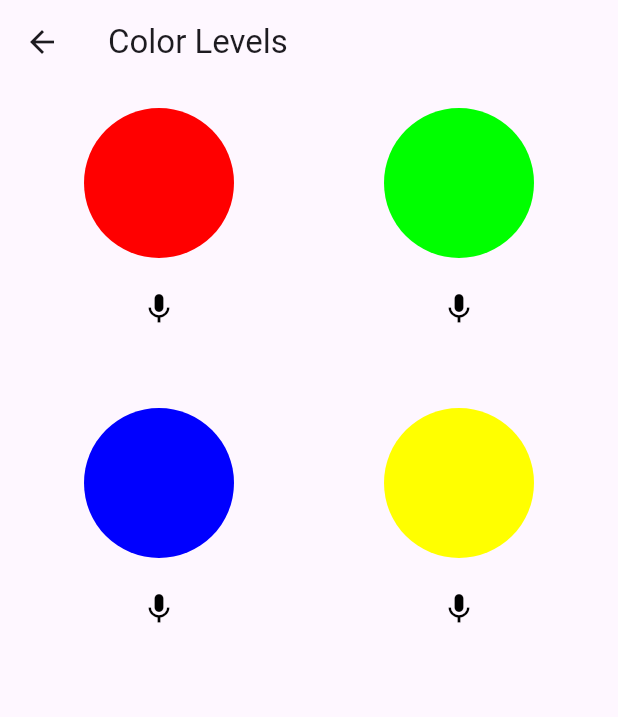
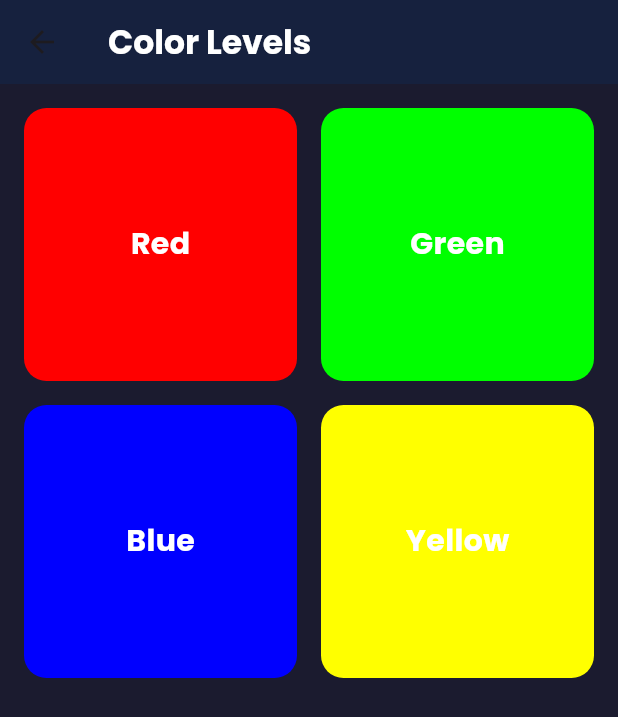
Before and after one commit to Islamkalam/lingocharm, a Flutter app: the BeginnerCategoriesScreen screen opened directly, after a tap on "Colors", on a phone screen of 412 x 824 dp. Shown: the top 717 px of the screen. Run offline on Flutter 3.47's test engine with Material 3 defaults, Android fonts, the phone set to English and light mode, and no system bars; our stand-ins replace flutter_tts, speech_to_text.

Commit message:
color level initial work

```diff
--- a/lib/screens/beginnercategoriesscreen.dart
+++ b/lib/screens/beginnercategoriesscreen.dart
@@ -1,6 +1,7 @@
 import 'package:flutter/material.dart';
 import 'package:lingocharm/global/app_globals.dart';
-import 'package:lingocharm/screens/color_level_screen.dart';
+import 'package:lingocharm/screens/color_level_grid_screen.dart';
+// import 'package:lingocharm/screens/color_level_screen.dart';
 import 'package:lingocharm/screens/comingsoonlevelscreen.dart';
 import 'package:lingocharm/screens/levelgridscreen.dart';
 
@@ -62,10 +63,7 @@ class BeginnerCategoriesScreen extends StatelessWidget {
               } else if (category['title'] == 'Colors') {
                 Navigator.push(
                   context,
-                  MaterialPageRoute(
-                    builder:
-                        (_) => ColorLevelsScreen(),
-                  ),
+                  MaterialPageRoute(builder: (_) => ColorLevelGridScreen()),
                 );
               } else {
                 Navigator.push(
--- /dev/null
+++ b/lib/screens/color_level_grid_screen.dart
@@ -0,0 +1,101 @@
+import 'dart:convert';
+import 'package:flutter/material.dart';
+import 'package:flutter/services.dart';
+// import 'package:lingocharm/screens/color_task_screen.dart'; // <-- yeh screen har color ka task dikhayegi
+import 'package:lingocharm/global/app_globals.dart';
+import 'package:lingocharm/screens/color_task_screen.dart';
+
+class ColorLevelGridScreen extends StatefulWidget {
+  const ColorLevelGridScreen({Key? key}) : super(key: key);
+
+  @override
+  State<ColorLevelGridScreen> createState() => _ColorLevelGridScreenState();
+}
+
+class _ColorLevelGridScreenState extends State<ColorLevelGridScreen> {
+  List<Map<String, dynamic>> colorLevels = [];
+
+  @override
+  void initState() {
+    super.initState();
+    loadColorLevels();
+  }
+
+  Future<void> loadColorLevels() async {
+    final String jsonString = await rootBundle.loadString(
+      'assets/data/colors.json',
+    );
+    final List<dynamic> jsonData = json.decode(jsonString);
+    setState(() {
+      colorLevels = jsonData.cast<Map<String, dynamic>>();
+    });
+  }
+
+  @override
+  Widget build(BuildContext context) {
+    return Scaffold(
+      backgroundColor: AppGlobals.backgroundColor,
+      appBar: AppBar(
+        title: const Text(
+          'Color Levels',
+          style: TextStyle(
+            color: AppGlobals.textColor,
+            fontFamily: 'Poppins',
+            fontWeight: FontWeight.w600,
+          ),
+        ),
+        backgroundColor: AppGlobals.primaryColor,
+      ),
+      body: GridView.builder(
+        padding: const EdgeInsets.all(16),
+        itemCount: colorLevels.length,
+        gridDelegate: const SliverGridDelegateWithFixedCrossAxisCount(
+          crossAxisCount: 2,
+          crossAxisSpacing: 16,
+          mainAxisSpacing: 16,
+        ),
+        itemBuilder: (context, index) {
+          final colorData = colorLevels[index];
+          final colorName = colorData['name'] ?? 'Unknown';
+          final hex = colorData['hex'] ?? '#000000';
+
+          return GestureDetector(
+            onTap: () {
+              Navigator.push(
+                context,
+                MaterialPageRoute(
+                  builder:
+                      (_) =>
+                          ColorTaskScreen(colorName: colorName, colorHex: hex),
+                ),
+              );
+            },
+            child: Container(
+              decoration: BoxDecoration(
+                color: _hexToColor(hex),
+                borderRadius: BorderRadius.circular(15),
+              ),
+              child: Center(
+                child: Text(
+                  colorName,
+                  style: const TextStyle(
+                    fontSize: 20,
+                    color: Colors.white,
+                    fontWeight: FontWeight.bold,
+                    fontFamily: 'Poppins',
+                  ),
+                ),
+              ),
+            ),
+          );
+        },
+      ),
+    );
+  }
+
+  Color _hexToColor(String hex) {
+    hex = hex.replaceAll('#', '');
+    if (hex.length == 6) hex = 'FF$hex';
+    return Color(int.parse(hex, radix: 16));
+  }
+}
```
Also changed, not shown: assets/data/colors.json (+6 -8 lines), lib/screens/color_task_screen.dart (added, +139 -0 lines), lib/services/tts_service.dart (deleted, +0 -16 lines), lib/utils/color_data_loader.dart (deleted, +0 -12 lines), lib/utils/color_helper.dart (deleted, +0 -7 lines), lib/widgets/shape_button.dart (deleted, +0 -39 lines), lib/widgets/tts_widget.dart (deleted, +0 -42 lines).
